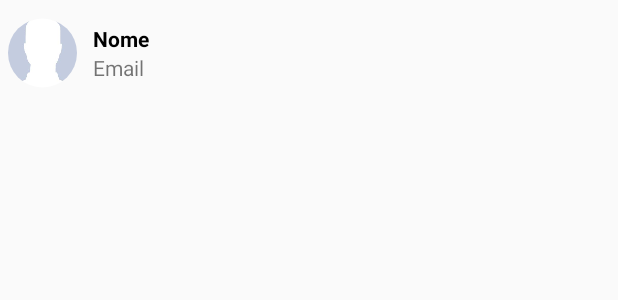
After one commit to LeonardoRick/whatsapp-clone, an Android app: the layout contact_list_item.xml on its own in the app's theme, with its tools: preview values and no code run, on a phone screen of 412 x 824 dp. The commit adds this screen. Shown: the top 300 px of the screen. Run offline under Robolectric (Android 15) with nearby library versions, the phone set to English and light mode, and no system bars.

Commit message:
adiciona lista de usuários

```diff
--- a/app/src/main/java/com/example/whatsapp_clone/helper/Constants.java
+++ b/app/src/main/java/com/example/whatsapp_clone/helper/Constants.java
@@ -7,6 +7,7 @@ public class Constants {
         public static final String NAME = "name";
         public static final String EMAIL = "email";
         public static final String PICTURE = "picture";
+        public static final String ID = "id";
     }
 
     public static class FeatureRequest {
--- /dev/null
+++ b/app/src/main/res/layout/contact_list_item.xml
@@ -0,0 +1,40 @@
+<?xml version="1.0" encoding="utf-8"?>
+<LinearLayout xmlns:android="http://schemas.android.com/apk/res/android"
+    android:layout_width="match_parent"
+    android:layout_height="wrap_content"
+    android:weightSum="5">
+
+    <de.hdodenhof.circleimageview.CircleImageView
+        android:id="@+id/circleImageViewContact"
+        android:layout_width="60dp"
+        android:layout_height="60dp"
+        android:layout_margin="5dp"
+        android:layout_weight="1"
+        android:src="@drawable/profile" />
+
+    <LinearLayout
+        android:layout_marginLeft="5dp"
+        android:layout_width="match_parent"
+        android:layout_height="match_parent"
+        android:layout_weight="4"
+        android:orientation="vertical"
+        android:weightSum="2">
+        <TextView
+            android:id="@+id/contactListItemName"
+            android:layout_width="match_parent"
+            android:layout_height="wrap_content"
+            android:text="Nome"
+            android:textColor="@android:color/black"
+            android:layout_weight="1"
+            android:gravity="bottom"
+            android:textStyle="bold"/>
+        <TextView
+            android:id="@+id/contactListItemEmail"
+            android:layout_width="match_parent"
+            android:layout_height="wrap_content"
+            android:text="Email"
+            android:gravity="start"
+            android:layout_weight="1"/>
+    </LinearLayout>
+
+</LinearLayout>
```
Also changed, not shown: app/src/main/java/com/example/whatsapp_clone/adapter/ContactAdapter.java (added, +64 -0 lines), app/src/main/java/com/example/whatsapp_clone/fragment/ContactFragment.java (+70 -37 lines), app/src/main/java/com/example/whatsapp_clone/model/user/User.java (+16 -1 lines), app/src/main/java/com/example/whatsapp_clone/model/user/UserHelper.java (+34 -0 lines), app/src/main/res/layout/fragment_contact.xml (+4 -4 lines).
